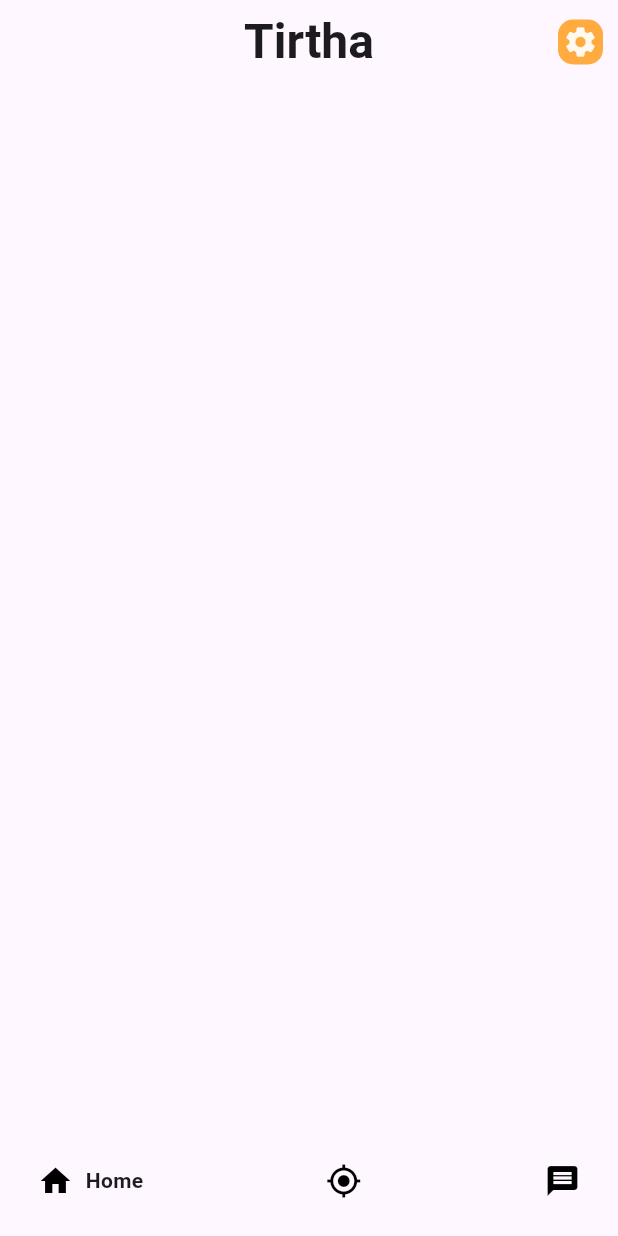
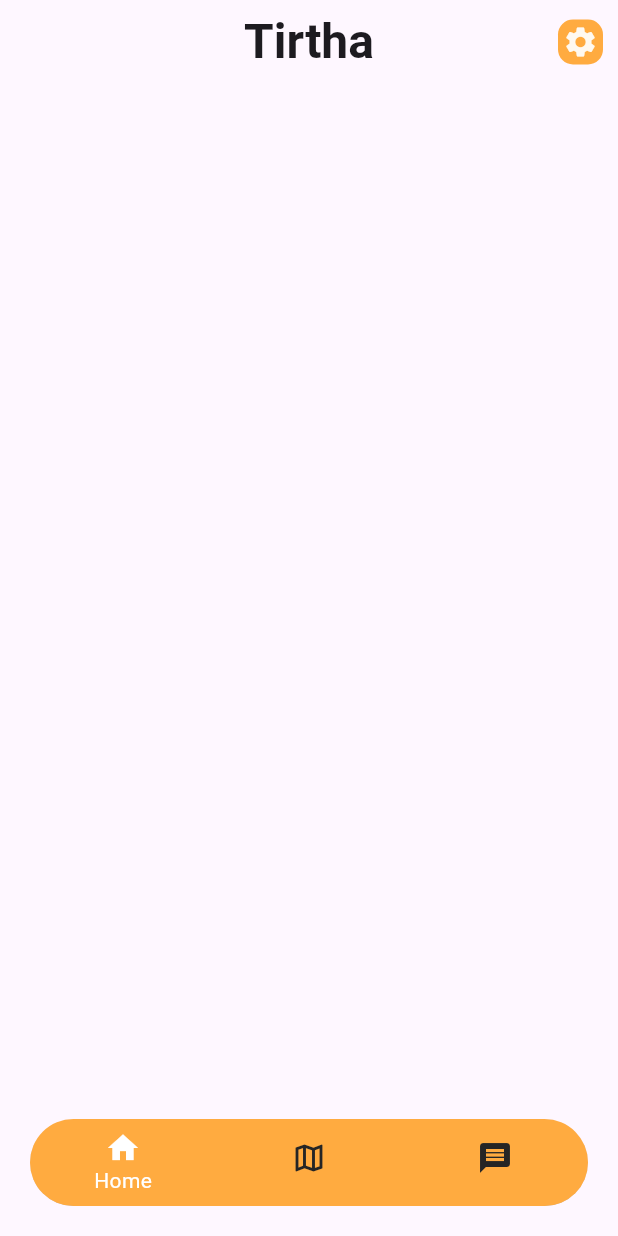
Before and after one commit to madeupgalaxy/tirtha, a Flutter app: the screen it shows after launch, on a phone screen of 412 x 824 dp. Run offline on Flutter 3.47's test engine with Material 3 defaults, Android fonts, the phone set to English and light mode, and no system bars; drawn by our look-alikes of animated_text_kit, google_nav_bar.

Commit message:
Added pages for different features

```diff
--- /dev/null
+++ b/lib/home.dart
@@ -0,0 +1,95 @@
+import 'package:flutter/material.dart';
+import 'package:animated_text_kit/animated_text_kit.dart';
+import 'package:flutter/rendering.dart';
+import 'package:tirtha/pages/chatbox.dart';
+import 'package:tirtha/pages/locations.dart';
+import 'package:tirtha/pages/mainhomepage.dart';
+
+class HomePage extends StatefulWidget {
+  const HomePage({super.key});
+
+  @override
+  State<HomePage> createState() => _HomePageState();
+}
+
+class _HomePageState extends State<HomePage> {
+  int _pageIndex = 0;
+  final List<Widget> _tabList = [
+    MainHomePage(),
+    Locations(),
+    Chatbox(),
+  ];
+  @override
+  Widget build(BuildContext context) {
+    return Scaffold(
+      appBar: AppBar(
+          title: AnimatedTextKit(
+            animatedTexts: [
+              TypewriterAnimatedText(
+                'Tirtha',
+                textStyle: const TextStyle(
+                  fontSize: 32.0,
+                  fontWeight: FontWeight.bold,
+                ),
+                speed: const Duration(milliseconds: 200),
+              ),
+            ],
+            totalRepeatCount: 1,
+            // pause: Durations.extralong1,
+            displayFullTextOnTap: true,
+            stopPauseOnTap: true,
+          ),
+          centerTitle: true,
+          actions: [
+            GestureDetector(
+              onTap: () {},
+              child: Container(
+                margin: const EdgeInsets.all(10),
+                width: 30,
+                height: 30,
+                decoration: BoxDecoration(
+                    color: Colors.orangeAccent,
+                    borderRadius: BorderRadius.circular(10)),
+                child: const Icon(Icons.settings,
+                    color: Color.fromARGB(255, 255, 249, 240)),
+              ),
+            )
+          ]),
+      body: Stack(
+        children: [
+          _tabList.elementAt(_pageIndex),
+          Padding(
+            padding: const EdgeInsets.all(20.0),
+            child: Align(
+              alignment: Alignment(0.0, 1.0),
+              child: ClipRRect(
+                borderRadius: BorderRadius.all(Radius.circular(30)),
+                child: BottomNavigationBar(
+                  selectedItemColor: Colors.white,
+                  unselectedItemColor: Color.fromARGB(255, 37, 37, 37),
+                  showSelectedLabels: true,
+                  showUnselectedLabels: false,
+                  backgroundColor: Colors.orangeAccent,
+                  currentIndex: _pageIndex,
+                  onTap: (int index) {
+                    setState(() {
+                      _pageIndex = index;
+                    });
+                  },
+                  items: [
+                    BottomNavigationBarItem(
+                        icon: Icon(Icons.home), label: 'Home'),
+                    BottomNavigationBarItem(
+                        icon: Icon(Icons.map_outlined), label: 'Map'),
+                    BottomNavigationBarItem(
+                        icon: Icon(Icons.message), label: 'Message'),
+                  ],
+                ),
+              ),
+            ),
+          )
+        ],
+      ),
+    );
+  }
+}
--- a/lib/main.dart
+++ b/lib/main.dart
@@ -1,6 +1,6 @@
 import 'package:flutter/material.dart';
 
-import 'pages/home.dart';
+import 'home.dart';
 
 void main() {
   runApp(const MyApp());
@@ -13,7 +13,7 @@
   @override
   Widget build(BuildContext context) {
     return const MaterialApp(
-      home: Homepage(),
+      home: HomePage(),
       debugShowCheckedModeBanner: false,
     );
   }
--- /dev/null
+++ b/lib/pages/chatbox.dart
@@ -0,0 +1,15 @@
+import 'package:flutter/material.dart';
+
+class Chatbox extends StatefulWidget {
+  const Chatbox({super.key});
+
+  @override
+  State<Chatbox> createState() => _ChatboxState();
+}
+
+class _ChatboxState extends State<Chatbox> {
+  @override
+  Widget build(BuildContext context) {
+    return const Scaffold();
+  }
+}
--- a/lib/pages/home.dart
+++ /dev/null
@@ -1,57 +0,0 @@
-import 'package:flutter/material.dart';
-import 'package:animated_text_kit/animated_text_kit.dart';
-import 'package:flutter/rendering.dart';
-import 'package:google_nav_bar/google_nav_bar.dart';
-
-class Homepage extends StatelessWidget {
-  const Homepage({super.key});
-
-  @override
-  Widget build(BuildContext context) {
-    return Scaffold(
-        appBar: AppBar(
-            title: AnimatedTextKit(
-              animatedTexts: [
-                TypewriterAnimatedText(
-                  'Tirtha',
-                  textStyle: const TextStyle(
-                    fontSize: 32.0,
-                    fontWeight: FontWeight.bold,
-                  ),
-                  speed: const Duration(milliseconds: 200),
-                ),
-              ],
-              totalRepeatCount: 1,
-              // pause: Durations.extralong1,
-              displayFullTextOnTap: true,
-              stopPauseOnTap: true,
-            ),
-            centerTitle: true,
-            actions: [
-              GestureDetector(
-                onTap: () {},
-                child: Container(
-                  margin: const EdgeInsets.all(10),
-                  width: 30,
-                  height: 30,
-                  decoration: BoxDecoration(
-                      color: Colors.orangeAccent,
-                      borderRadius: BorderRadius.circular(10)),
-                  child: const Icon(Icons.settings,
-                      color: Color.fromARGB(255, 255, 249, 240)),
-                ),
-              )
-            ]),
-        bottomNavigationBar: const GNav(
-          gap: 8,
-          tabs: [
-            GButton(
-              icon: Icons.home,
-              text: 'Home',
-            ),
-            GButton(icon: Icons.my_location_outlined, text: 'TBD'),
-            GButton(icon: Icons.message, text: 'TBD')
-          ],
-        ));
-  }
-}
--- /dev/null
+++ b/lib/pages/locations.dart
@@ -0,0 +1,15 @@
+import 'package:flutter/material.dart';
+
+class Locations extends StatefulWidget {
+  const Locations({super.key});
+
+  @override
+  State<Locations> createState() => _LocationsState();
+}
+
+class _LocationsState extends State<Locations> {
+  @override
+  Widget build(BuildContext context) {
+    return const Scaffold();
+  }
+}
--- /dev/null
+++ b/lib/pages/mainhomepage.dart
@@ -0,0 +1,15 @@
+import 'package:flutter/material.dart';
+
+class MainHomePage extends StatefulWidget {
+  const MainHomePage({super.key});
+
+  @override
+  State<MainHomePage> createState() => _MainHomePageState();
+}
+
+class _MainHomePageState extends State<MainHomePage> {
+  @override
+  Widget build(BuildContext context) {
+    return const Scaffold();
+  }
+}
--- a/pubspec.yaml
+++ b/pubspec.yaml
@@ -48,7 +48,7 @@ dev_dependencies:
   flutter_lints: ^3.0.1
   flutter_svg: ^2.0.9
   animated_text_kit: ^4.2.2
-  google_nav_bar: ^5.0.6
+
 
 # For information on the generic Dart part of this file, see the
 # following page: https://dart.dev/tools/pub/pubspec
```
Also changed, not shown: pubspec.lock.
